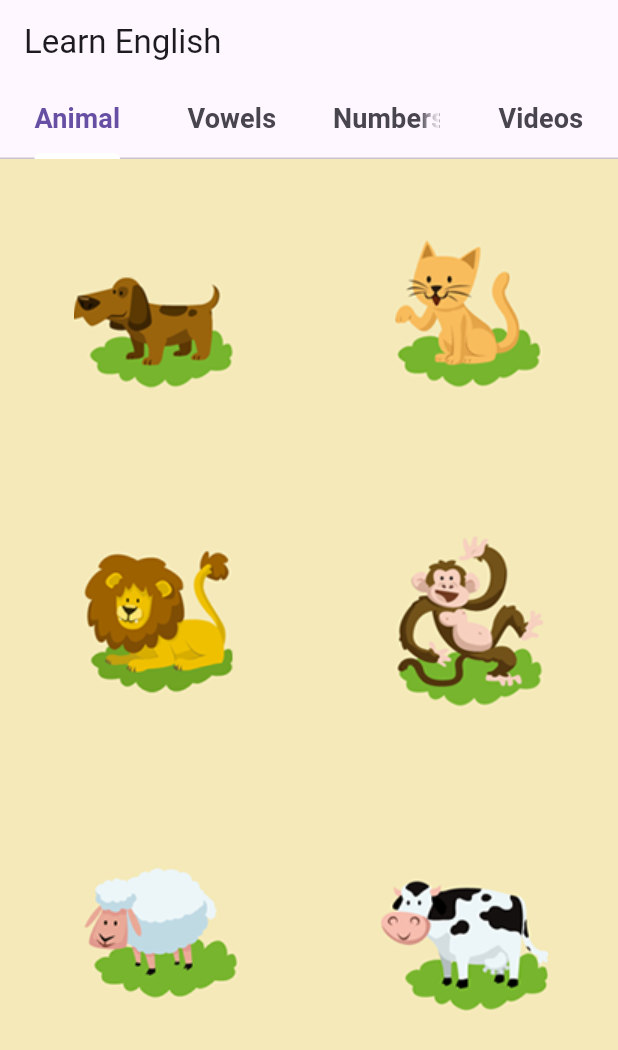
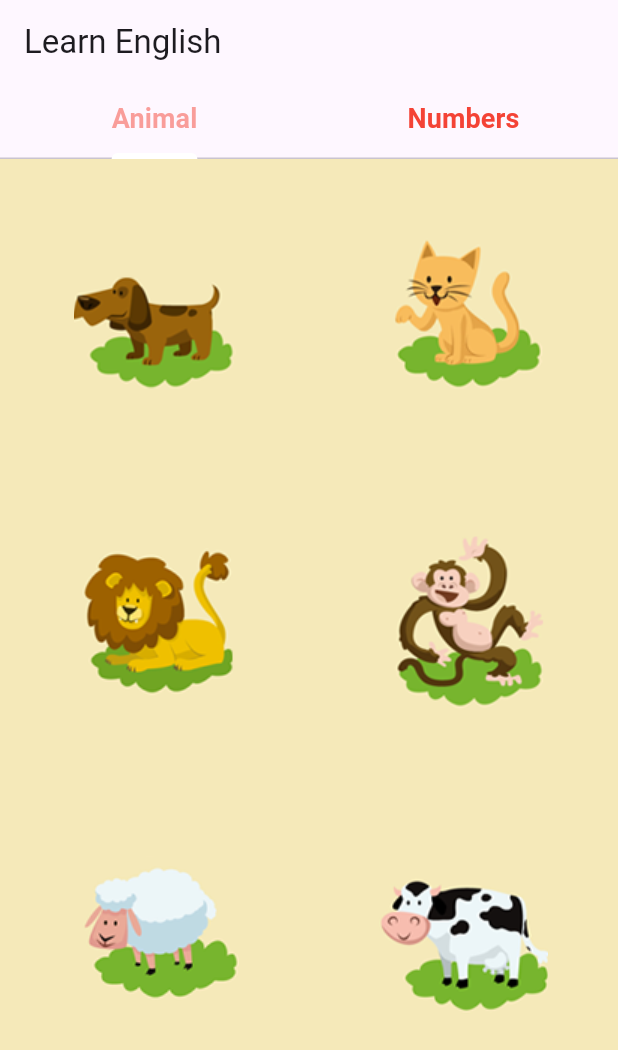
Before and after one commit to Vitor-HenriqueP/flutter_english, a Flutter app: the screen it shows after launch, on a phone screen of 412 x 824 dp. Shown: the top 1050 px of the screen. Run offline on Flutter 3.47's test engine with Material 3 defaults, Android fonts, the phone set to English and light mode, and no system bars; our stand-ins replace audioplayers.

Commit message:
Added animations to tabs(fadeTransition) and to objects (AnimatedContainer to background colors and ScaleTransition to load images)

```diff
--- a/lib/animal.dart
+++ b/lib/animal.dart
@@ -1,71 +1,68 @@
 import 'package:flutter/material.dart';
 import 'package:audioplayers/audioplayers.dart';
+import 'dart:math';
 
-class   Animal extends StatefulWidget {
+class Animal extends StatefulWidget {
   @override
   _AnimalState createState() => _AnimalState();
 }
-class _AnimalState extends State<Animal>{
+
+class _AnimalState extends State<Animal> with TickerProviderStateMixin {
   final player = AudioPlayer();
+  Color _containerColor = Colors.transparent;
 
-  void _executar(String nameAudio){
+  void _executar(String nameAudio) {
     player.play(AssetSource("audios/${nameAudio}.mp3"));
+    setState(() {
+      _containerColor = _generateRandomColor();
+    });
+  }
+
+  Color _generateRandomColor() {
+    final random = Random();
+    return Color.fromRGBO(
+      random.nextInt(256),
+      random.nextInt(256),
+      random.nextInt(256),
+      1,
+    );
   }
 
   @override
   Widget build(BuildContext context) {
-
-    double width = MediaQuery.of(context).size.width;
-    double height = MediaQuery.of(context).size.height;
-
     return GridView.count(
       crossAxisCount: 2,
-      childAspectRatio: MediaQuery.of(context).size.aspectRatio*2,
+      childAspectRatio: MediaQuery.of(context).size.aspectRatio * 2,
       children: <Widget>[
-        GestureDetector(
-          onTap: (){
-            _executar("cao");
-          },
-          child: Image.asset("assets/imagens/cao.png"),
-
-        ),
-        GestureDetector(
-          onTap: (){
-            _executar("gato");
-          },
-          child: Image.asset("assets/imagens/gato.png"),
-
-        ),
-        GestureDetector(
-          onTap: (){
-            _executar("leao");
-          },
-          child: Image.asset("assets/imagens/leao.png"),
-
-        ),
-        GestureDetector(
-          onTap: (){
-            _executar("macaco");
-          },
-          child: Image.asset("assets/imagens/macaco.png"),
-
-        ),
-        GestureDetector(
-          onTap: (){
-            _executar("ovelha");
-          },
-          child: Image.asset("assets/imagens/ovelha.png"),
-
-        ),
-        GestureDetector(
-          onTap: (){
-            _executar("vaca");
-          },
-          child: Image.asset("assets/imagens/vaca.png"),
-
-        ),
-
+        _buildAnimalTile("cao", "assets/imagens/cao.png"),
+        _buildAnimalTile("gato", "assets/imagens/gato.png"),
+        _buildAnimalTile("leao", "assets/imagens/leao.png"),
+        _buildAnimalTile("macaco", "assets/imagens/macaco.png"),
+        _buildAnimalTile("ovelha", "assets/imagens/ovelha.png"),
+        _buildAnimalTile("vaca", "assets/imagens/vaca.png"),
       ],
     );
   }
+
+  Widget _buildAnimalTile(String audio, String image) {
+    return GestureDetector(
+      onTap: () => _executar(audio),
+      child: AnimatedContainer(
+        duration: Duration(milliseconds: 300),
+        color: _containerColor,
+        child: ScaleTransition(
+          scale: Tween(begin: 0.5, end: 1.0).animate(
+            CurvedAnimation(
+              parent: AnimationController(
+                vsync: this,
+                duration: Duration(milliseconds: 300),
+              )..forward(),
+              curve: Curves.easeInOut,
+            ),
+          ),
+          child: Image.asset(image),
+        ),
+      ),
+    );
+  }
 }
--- a/lib/home.dart
+++ b/lib/home.dart
@@ -1,8 +1,6 @@
+import 'package:flutter/material.dart';
 import 'package:flutter_ingles/animal.dart';
-import 'package:flutter_ingles/vowels.dart';
 import 'package:flutter_ingles/numbers.dart';
-import 'package:flutter_ingles/videos.dart';
-import 'package:flutter/material.dart';
 
 class Home extends StatefulWidget {
   @override
@@ -11,14 +9,22 @@ class Home extends StatefulWidget {
 
 class _HomeState extends State<Home> with SingleTickerProviderStateMixin {
   TabController? _tabController;
+  int _selectedIndex = 0;
 
   @override
   void initState() {
     super.initState();
     _tabController = TabController(
       vsync: this,
-      length: 4,
+      length: 2,
     );
+
+
+    _tabController!.addListener(() {
+      setState(() {
+        _selectedIndex = _tabController!.index;
+      });
+    });
   }
 
   @override
@@ -41,10 +47,8 @@ class _HomeState extends State<Home> with SingleTickerProviderStateMixin {
           ),
           controller: _tabController,
           tabs: <Widget>[
-            Tab(text: "Animal"),
-            Tab(text: "Vowels"),
-            Tab(text: "Numbers"),
-            Tab(text: "Videos"),
+            _buildFadeTransitionTab("Animal", 0),
+            _buildFadeTransitionTab("Numbers", 1),
           ],
         ),
       ),
@@ -52,10 +56,42 @@ class _HomeState extends State<Home> with SingleTickerProviderStateMixin {
         controller: _tabController,
         children: <Widget>[
           Animal(),
-         // Vowels(),
-          //Videos(),
           Numbers(),
-        ]
+        ],
+      ),
+    );
+  }
+
+
+  Widget _buildFadeTransitionTab(String label, int index) {
+    bool isSelected = _selectedIndex == index;
+    double opacity = isSelected ? 0.5 : 1.0;
+    Color tabColor = Colors.red;
+    return FadeTransition(
+      opacity: Tween(begin: 1.0, end: opacity).animate(
+        CurvedAnimation(
+          parent: _tabController!.animation!,
+          curve: Interval(0.0, 1.0, curve: Curves.easeInOut),
+        ),
+      ),
+      child: Tab(
+        child: GestureDetector(
+          onTap: () {
+            setState(() {
+              _selectedIndex = index;
+            });
+            _tabController!.animateTo(index);
+          },
+          child: Container(
+            padding: EdgeInsets.symmetric(vertical: 8.0),
+            child: Text(
+              label,
+              style: TextStyle(
+                color: tabColor.withOpacity(isSelected ? 0.5 : 1.0),
+              ),
+            ),
+          ),
+        ),
       ),
     );
   }
```
Also changed, not shown: lib/numbers.dart (+45 -40 lines).
